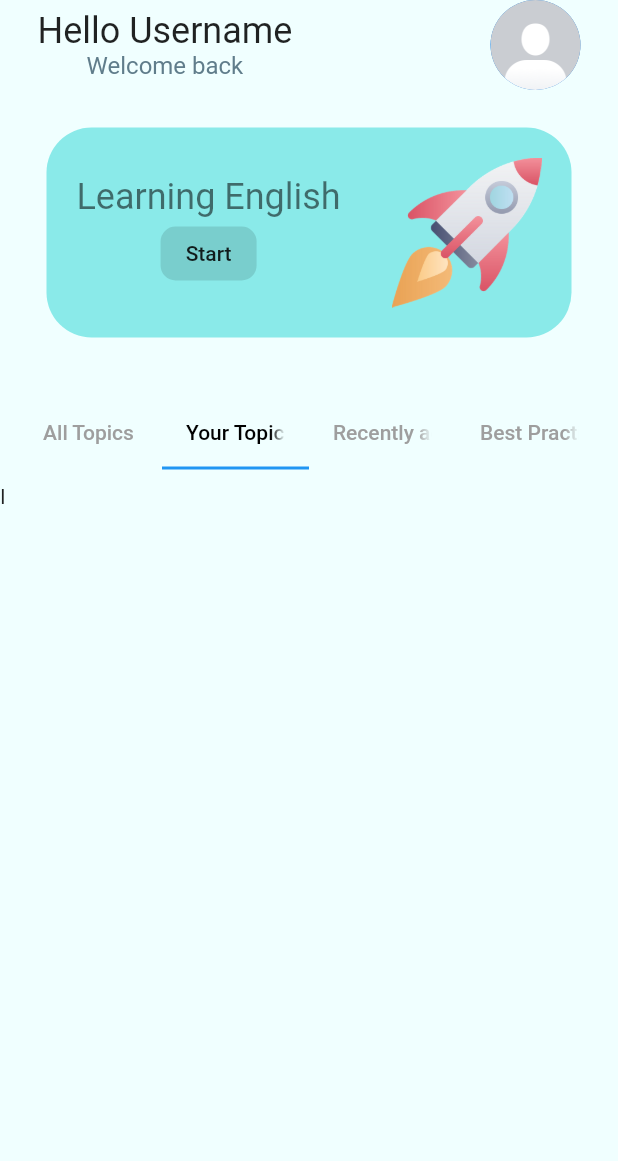
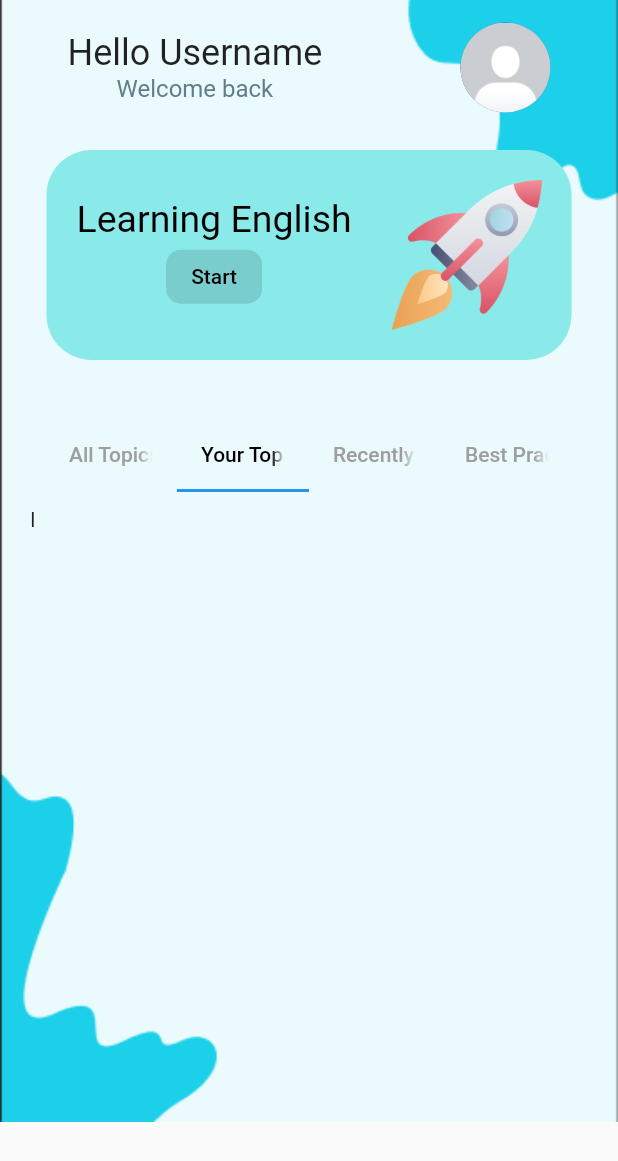
Before and after one commit to vuaspro1/english_learning, a Flutter app: the HomeScreen screen opened directly, tab 2 chosen, on a phone screen of 412 x 824 dp. Shown: the top 1161 px of the screen. Run offline on Flutter 3.47's test engine with Material 2 defaults, Android fonts, the light colour scheme and no system bars; our stand-ins replace get, google_fonts.

Commit message:
Update HomeScreen 11/10/2023

```diff
--- a/lib/src/constants/colors.dart
+++ b/lib/src/constants/colors.dart
@@ -1,8 +1,6 @@
 import 'dart:ui';
 
-const tPrimaryColor = Color(0xFFFFE400);
 const tSecondaryColor = Color(0xFF272727);
-const tAccentColor = Color(0xFF001BFF);
 
 const tCardBgColor = Color(0xFFF7F6F1);
 const tWhiteColor = Color(0xffffffff);
@@ -18,6 +16,5 @@ const tErrorColor = Color(0xFFFD0F01);
 
 //home
 const tBoxDecoration =Color(0xFF8AEAE9);
-const tStart =Color(0xDD000000);
 const tviewtabbar = Color(0xFFF5F3FF);
 const tSuccessfullyColor = Color(0xFF189409);
--- a/lib/src/features/authentication/screens/home/home.dart
+++ b/lib/src/features/authentication/screens/home/home.dart
@@ -1,9 +1,10 @@
 import 'package:english_learning/src/constants/image_strings.dart';
+import 'package:english_learning/src/constants/sizes.dart';
 import 'package:english_learning/src/constants/text_strings.dart';
 import 'package:english_learning/src/features/authentication/screens/home/course_screen.dart';
 import 'package:flutter/material.dart';
-// import 'package:google_nav_bar/google_nav_bar.dart';
 import '../../../../constants/colors.dart';
+import '../nav_bar/nav_bar_screen.dart';
 
 class HomeScreen extends StatefulWidget {
   const HomeScreen({super.key});
@@ -25,10 +26,18 @@ class _HomeScreenState extends State<HomeScreen> with TickerProviderStateMixin{
   Widget build(BuildContext context) {
     TabController tabController=TabController(length: 4, vsync: this);
     return Scaffold(
-      backgroundColor: const Color(0xFFF0FFFF),
-      body: SafeArea(
+      body: SingleChildScrollView(
+        child: Container(
+          decoration: const BoxDecoration(
+              image: DecorationImage(
+                image: AssetImage(tBackground),
+                fit: BoxFit.cover,
+              )
+          ),
+          padding: const EdgeInsets.symmetric(horizontal: 20.0),
           child: Column(
             children: [
+              const SizedBox(height: 15),
               Padding(
                 padding: const EdgeInsets.symmetric(horizontal: 25.0),
                 child: Column(
@@ -41,13 +50,21 @@ class _HomeScreenState extends State<HomeScreen> with TickerProviderStateMixin{
                           children: [
                             Text("Hello $tUserName", style: Theme.of(context).textTheme.headlineSmall?.copyWith()),
                             Text(twelcome, style: Theme.of(context).textTheme.titleMedium?.copyWith(color: Colors.blueGrey)),
-                          // SizedBox(width: 10), // Khoảng cách giữa "logoname" và "Hello"
                           ],
                         ),
-                      const CircleAvatar(
+                        GestureDetector(
+                          onTap: () {
+                            Navigator.push(
+                              context,
+                              MaterialPageRoute(builder: (context) => NavBarScreen(initialPageIndex: 3)),
+                            );
+                          },
+                          child: const CircleAvatar(
                             radius: 30,
                             backgroundImage: AssetImage(tavt),
                           ),
+                        ),
+
                       ],
                     ),
                     // const SizedBox(height: 10), // Khoảng cách giữa các dòng
@@ -71,8 +88,8 @@ class _HomeScreenState extends State<HomeScreen> with TickerProviderStateMixin{
                           const Text(
                             tlearning_english,
                             style: TextStyle(
-                            color: Colors.black54,
-                            fontSize: 24,
+                              color: tDarkColor,
+                              fontSize: tFontTextButton,
                             ),
                           ),
                           ElevatedButton(
@@ -83,7 +100,7 @@ class _HomeScreenState extends State<HomeScreen> with TickerProviderStateMixin{
                                 borderRadius: BorderRadius.circular(10.0), // Đặt `borderRadius` tại đây
                               ),
                             ),
-                          child: const Text("Start", style: TextStyle(color: tStart)), // Đổi màu văn bản
+                            child: const Text("Start", style: TextStyle(color: tDarkColor)), // Đổi màu văn bản
                           ),
                         ],
                       ),
@@ -190,6 +207,7 @@ class _HomeScreenState extends State<HomeScreen> with TickerProviderStateMixin{
             ],
           ),
         ),
+      ),
     );
   }
 }
--- a/pubspec.yaml
+++ b/pubspec.yaml
@@ -31,6 +31,8 @@ dependencies:
   flutter:
     sdk: flutter
   intl: ^0.17.0
+  firebase_core: ^2.22.0
+  firebase_auth: ^4.13.0
 
 
   # The following adds the Cupertino Icons font to your application.
```
Also changed, not shown: pubspec.lock, 6 other files. Lines whose indentation alone changed are shown as unchanged.
